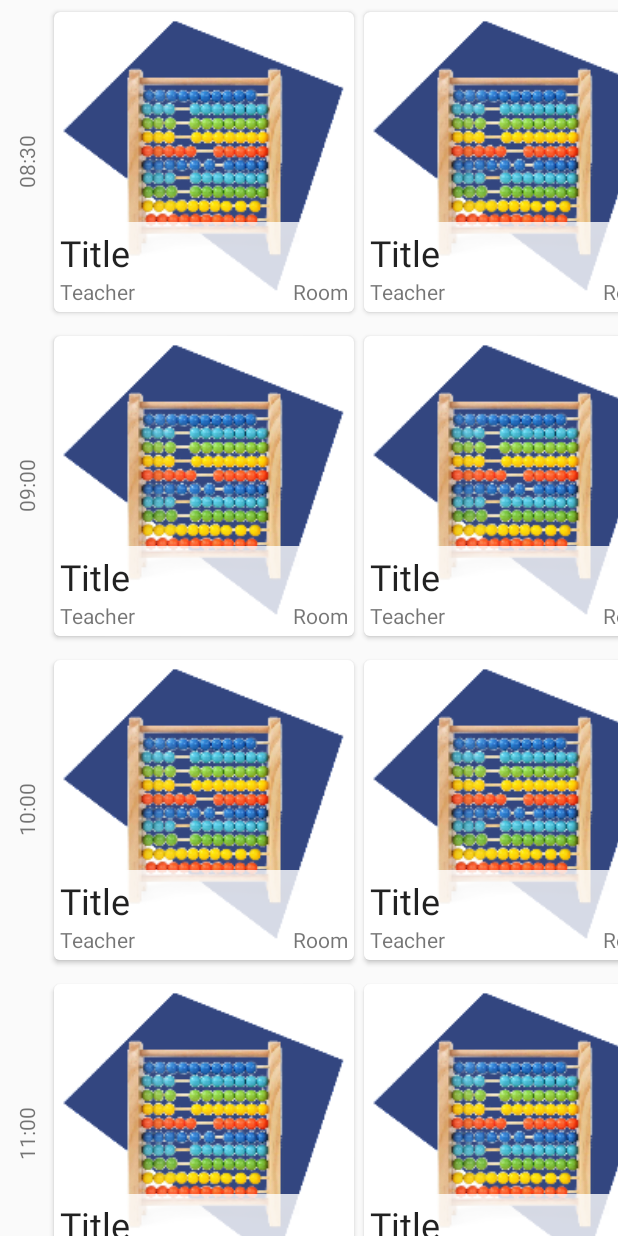
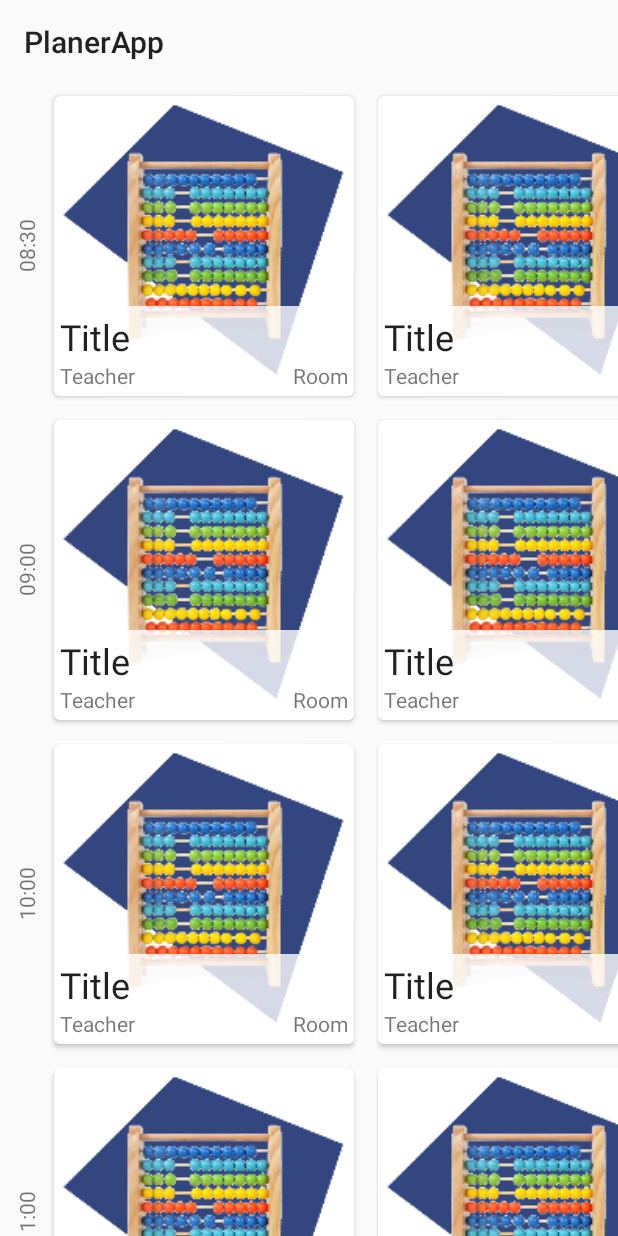
Before and after one commit to jonasrottmann/AppProgramming, an Android app: the screen it shows after launch (MainActivity), on a phone screen of 412 x 824 dp. Run offline under Robolectric (Android 15) with nearby library versions, the phone set to English and light mode, and no system bars; our stand-ins replace ButterKnife.

Commit message:
added toolbar

```diff
--- a/PlanerApp/app/src/main/java/de/jonasrottmann/planerapp/ui/OverviewAdapter.java
+++ b/PlanerApp/app/src/main/java/de/jonasrottmann/planerapp/ui/OverviewAdapter.java
@@ -23,11 +23,9 @@ public class OverviewAdapter extends RecyclerView.Adapter<RecyclerView.ViewHolde
     private static final int VIEWTYPE_TEXT = 1;
 
     private final Context context;
-    private final HorizontalSpaceItemDecoration decoration;
 
     public OverviewAdapter(Context context) {
         this.context = context;
-        this.decoration = new HorizontalSpaceItemDecoration(10);
     }
 
     @Override
@@ -42,7 +40,7 @@ public class OverviewAdapter extends RecyclerView.Adapter<RecyclerView.ViewHolde
             case VIEWTYPE_COURSES:
                 itemView = LayoutInflater.from(parent.getContext()).inflate(R.layout.item_courses_row, parent, false);
                 ViewHolderRecycler holder = new ViewHolderRecycler(itemView);
-                holder.recycler.addItemDecoration(decoration);
+                holder.recycler.addItemDecoration(new HorizontalSpaceItemDecoration(context.getResources().getDimensionPixelSize(R.dimen.recycler_horizontal_margin)));
                 holder.recycler.hasFixedSize();
                 holder.recycler.setNestedScrollingEnabled(false);
                 holder.recycler.setLayoutManager(new LinearLayoutManager(context, LinearLayoutManager.HORIZONTAL, false));
--- a/PlanerApp/app/src/main/java/de/jonasrottmann/planerapp/ui/fragments/OverviewFragment.java
+++ b/PlanerApp/app/src/main/java/de/jonasrottmann/planerapp/ui/fragments/OverviewFragment.java
@@ -3,8 +3,10 @@ package de.jonasrottmann.planerapp.ui.fragments;
 import android.os.Bundle;
 import android.support.annotation.Nullable;
 import android.support.v4.app.Fragment;
+import android.support.v7.app.AppCompatActivity;
 import android.support.v7.widget.LinearLayoutManager;
 import android.support.v7.widget.RecyclerView;
+import android.support.v7.widget.Toolbar;
 import android.view.LayoutInflater;
 import android.view.View;
 import android.view.ViewGroup;
@@ -30,9 +32,9 @@ public class OverviewFragment extends Fragment {
         View view = inflater.inflate(R.layout.fragment_overview, container, false);
 
         // Setup Toolbar
-        //Toolbar toolbar = (Toolbar) view.findViewById(R.id.toolbar);
-        //AppCompatActivity activity = (AppCompatActivity) getActivity();
-        //activity.setSupportActionBar(toolbar);
+        Toolbar toolbar = (Toolbar) view.findViewById(R.id.toolbar);
+        AppCompatActivity activity = (AppCompatActivity) getActivity();
+        activity.setSupportActionBar(toolbar);
 
         // Setup Views
         recycler = (RecyclerView) view.findViewById(R.id.recycler);
--- a/PlanerApp/app/src/main/res/layout/fragment_overview.xml
+++ b/PlanerApp/app/src/main/res/layout/fragment_overview.xml
@@ -3,17 +3,18 @@
     android:layout_width="match_parent"
     android:layout_height="wrap_content">
 
-    <!--<android.support.v7.widget.Toolbar-->
-    <!--android:id="@+id/toolbar"-->
-    <!--android:layout_width="match_parent"-->
-    <!--android:layout_height="?android:actionBarSize"-->
-    <!--android:title="@string/app_name" />-->
+    <android.support.v7.widget.Toolbar
+        android:id="@+id/toolbar"
+        android:layout_width="match_parent"
+        android:layout_height="?android:actionBarSize"
+        android:title="@string/app_name" />
 
     <android.support.v7.widget.RecyclerView
         android:id="@+id/recycler"
         android:layout_width="match_parent"
         android:layout_height="match_parent"
         android:clipToPadding="false"
-        android:paddingBottom="8dp" />
+        android:paddingBottom="8dp"
+        android:paddingTop="?android:actionBarSize" />
 
 </FrameLayout>
--- a/PlanerApp/app/src/main/res/values-w820dp/dimens.xml
+++ /dev/null
@@ -1,6 +0,0 @@
-<resources>
-    <!-- Example customization of dimensions originally defined in res/values/dimens.xml
-         (such as screen margins) for screens with more than 820dp of available width. This
-         would include 7" and 10" devices in landscape (~960dp and ~1280dp respectively). -->
-    <dimen name="activity_horizontal_margin">64dp</dimen>
-</resources>
--- a/PlanerApp/app/src/main/res/values/dimens.xml
+++ b/PlanerApp/app/src/main/res/values/dimens.xml
@@ -1,5 +1,7 @@
+<?xml version="1.0" encoding="utf-8"?>
 <resources>
-    <!-- Default screen margins, per the Android Design guidelines. -->
     <dimen name="activity_horizontal_margin">16dp</dimen>
     <dimen name="activity_vertical_margin">16dp</dimen>
+
+    <dimen name="recycler_horizontal_margin">16dp</dimen>
 </resources>
```
